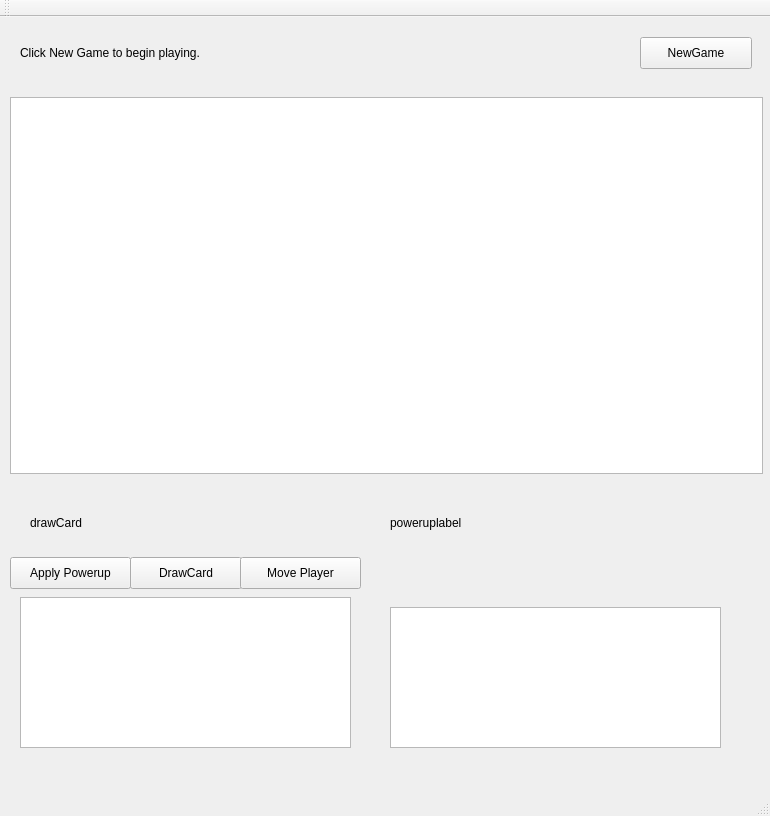
Before: the Qt Designer form boardwindow.ui in maurawinstanley/candyland, drawn with Qt 5.
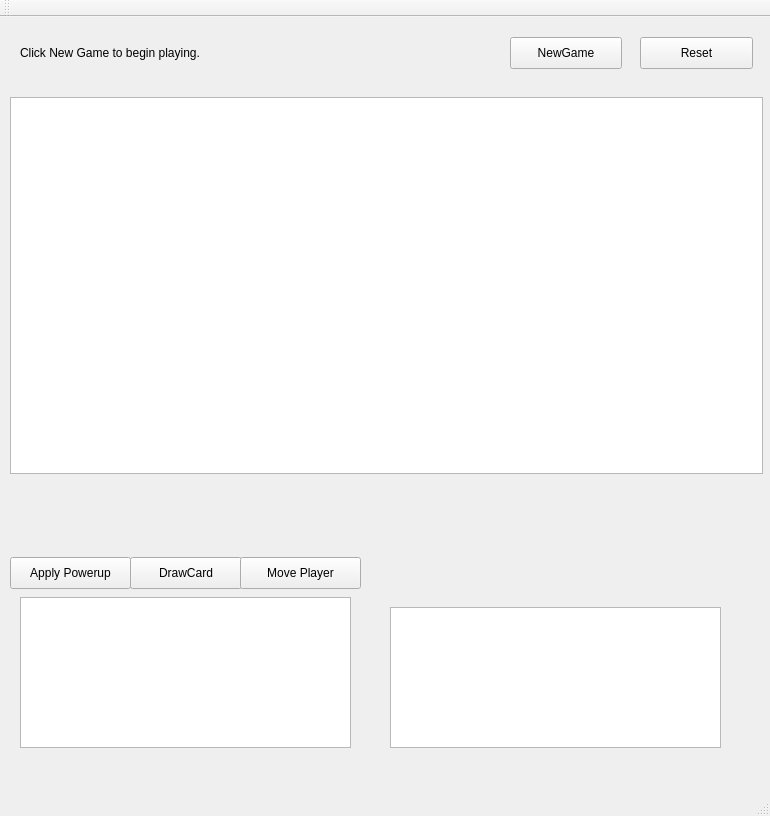
After: the same form once the commit is applied.

Commit message: Updated ui labels and added reset button

```diff
--- a/boardwindow.ui
+++ b/boardwindow.ui
@@ -17,7 +17,7 @@
    <widget class="QPushButton" name="newgame_button">
     <property name="geometry">
      <rect>
-      <x>640</x>
+      <x>510</x>
       <y>20</y>
       <width>112</width>
       <height>32</height>
@@ -66,14 +66,14 @@
    <widget class="QLabel" name="drawCardLabel">
     <property name="geometry">
      <rect>
-      <x>30</x>
-      <y>490</y>
+      <x>20</x>
+      <y>470</y>
       <width>311</width>
       <height>31</height>
      </rect>
     </property>
     <property name="text">
-     <string>drawCard</string>
+     <string/>
     </property>
    </widget>
    <widget class="QLabel" name="turnLabel">
@@ -119,13 +119,13 @@
     <property name="geometry">
      <rect>
       <x>390</x>
-      <y>460</y>
+      <y>480</y>
       <width>341</width>
       <height>91</height>
      </rect>
     </property>
     <property name="text">
-     <string>poweruplabel</string>
+     <string/>
     </property>
    </widget>
    <widget class="QGraphicsView" name="graphicsView_2">
@@ -164,8 +164,8 @@
    <widget class="QLabel" name="moveLabel">
     <property name="geometry">
      <rect>
-      <x>390</x>
-      <y>570</y>
+      <x>20</x>
+      <y>510</y>
       <width>341</width>
       <height>16</height>
      </rect>
@@ -174,6 +174,19 @@
      <string/>
     </property>
    </widget>
+   <widget class="QPushButton" name="reset_button">
+    <property name="geometry">
+     <rect>
+      <x>640</x>
+      <y>20</y>
+      <width>113</width>
+      <height>32</height>
+     </rect>
+    </property>
+    <property name="text">
+     <string>Reset</string>
+    </property>
+   </widget>
   </widget>
   <widget class="QMenuBar" name="menuBar">
    <property name="geometry">
```
The commit also changes 2 other files.
